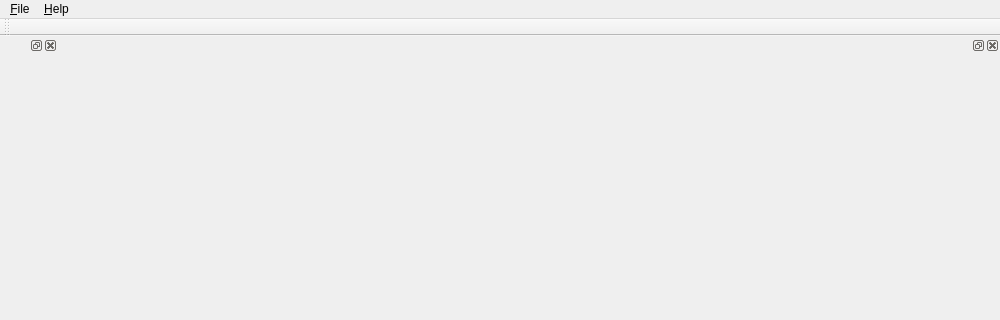
Above: VolumeRenderer/mainwindow.ui from luosz/volume-visualiser before the change; both pictures show x 0 to 1000 and y 0 to 320 of the 1000 by 700 pixel window. Below: the same form after it.
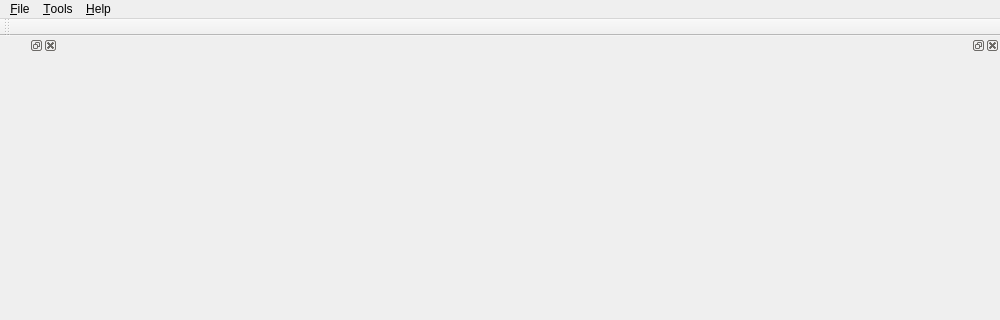
That is the form after the change.

```diff
--- a/VolumeRenderer/mainwindow.ui
+++ b/VolumeRenderer/mainwindow.ui
@@ -57,7 +57,14 @@
     </property>
     <addaction name="action_About"/>
    </widget>
+   <widget class="QMenu" name="menu_Tools">
+    <property name="title">
+     <string>&amp;Tools</string>
+    </property>
+    <addaction name="action_Optimise_Transfer_Function"/>
+   </widget>
    <addaction name="menu_File"/>
+   <addaction name="menu_Tools"/>
    <addaction name="menu_Help"/>
   </widget>
   <widget class="QToolBar" name="mainToolBar">
```
Left out of the diff: 7 changed lines with no effect on the pictures.
